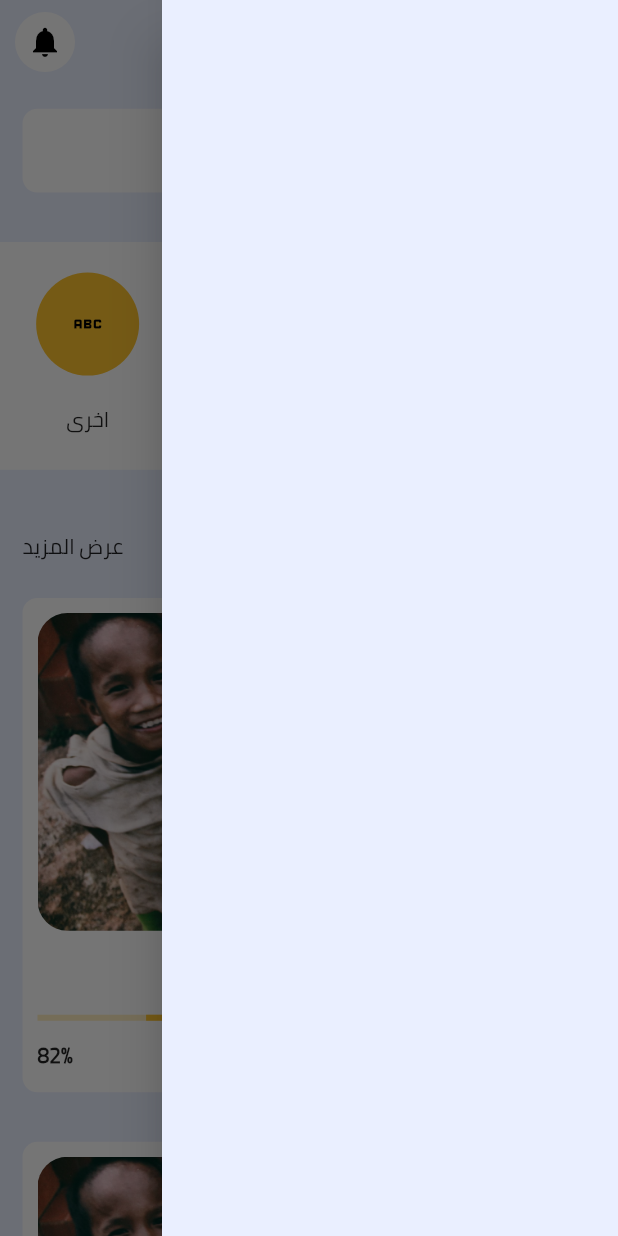
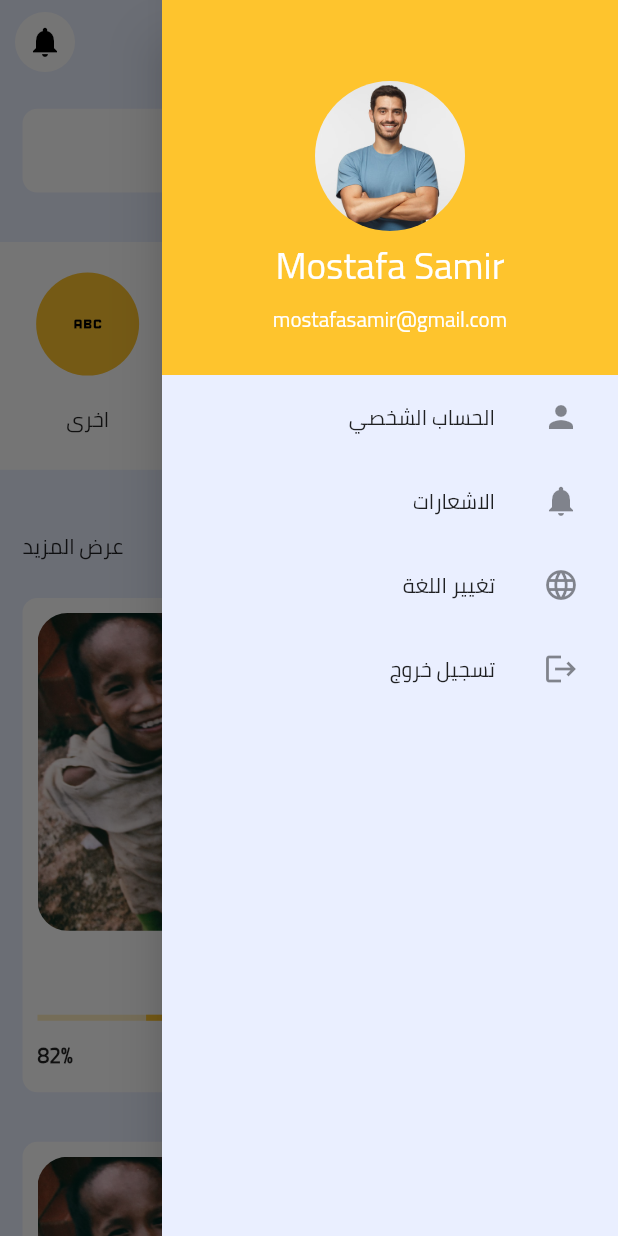
Before and after one commit to abdelrahmanyasser65/Mughith-, a Flutter app: the HomeScreen screen opened directly, with the side drawer open, on a phone screen of 412 x 824 dp. Run offline on Flutter 3.47's test engine with Material 2 defaults, Android fonts, the phone set to English and light mode, and no system bars; our stand-ins replace get, hexcolor, shared_preferences, sizer; accounts and stored records are empty.

Commit message:
add drawer

```diff
--- /dev/null
+++ b/lib/app/controllers/home_controller.dart
@@ -0,0 +1,25 @@
+import 'package:flutter/material.dart';
+import 'package:get/get.dart';
+
+class HomeController extends GetxController
+{
+
+
+  //drawer
+  List<String> drawerString = [
+    "Profile".tr ,
+    "notifications".tr,
+    "Language".tr ,
+    "Logout".tr ,
+  ];
+  List<IconData> drawerIcons = [
+    Icons.person,
+    Icons.notifications,
+    Icons.language,
+    Icons.logout,
+  ];
+
+  List<dynamic> goToScreen = [
+
+  ];
+}
--- a/lib/app/controllers/select_language.dart
+++ b/lib/app/controllers/select_language.dart
@@ -17,7 +17,7 @@ class SelectLanguageController extends GetxController {
         Get.updateLocale(const Locale('ar', 'EG'));
       }
 
-      Get.to(const HomeScreen());
+      Get.to( HomeScreen());
     } catch (e) {
       print(e.toString());
     }
--- a/lib/app/localization/ar.dart
+++ b/lib/app/localization/ar.dart
@@ -20,5 +20,11 @@ class Ar {
     "Human": "إنساني",
     "Other": "اخرى",
     "Help Them Smile Again": "ساعدهم على الابتسام مرة أخرى",
+
+    //drawer
+    "Profile":"الحساب الشخصي",
+    "notifications":"الاشعارات",
+    "Language":"تغيير اللغة",
+    "Logout":"تسجيل خروج" ,
   };
 }
--- a/lib/app/localization/en.dart
+++ b/lib/app/localization/en.dart
@@ -20,5 +20,12 @@ class En {
     "Human": "Human",
     "Other": "Other",
     "Help Them Smile Again": "Help Them Smile Again",
+
+
+    //drawer
+    "Profile":"Profile",
+    "notifications":"notifications",
+    "Language":"Language" ,
+    "Logout":"Logout",
   };
 }
--- a/lib/persentation/screens/home.dart
+++ b/lib/persentation/screens/home.dart
@@ -5,22 +5,70 @@ import 'package:mughith/persentation/resources/fonts.dart';
 import 'package:mughith/persentation/resources/values_manager.dart';
 import 'package:mughith/persentation/widget/home/home_card.dart';
 
+import '../../app/controllers/home_controller.dart';
 import '../widget/home/category_card.dart';
 import '../widget/home/search_bar.dart';
 
-class HomeScreen extends StatefulWidget {
-  const HomeScreen({super.key});
 
-  @override
-  State<HomeScreen> createState() => _HomeScreenState();
-}
-
-class _HomeScreenState extends State<HomeScreen> {
+class HomeScreen extends StatelessWidget {
+  HomeScreen({super.key});
+  final HomeController controller = Get.put(HomeController());
   @override
   Widget build(BuildContext context) {
     return Scaffold(
       drawer: Drawer(
-        backgroundColor: ColorManager.secondPrimary,
+          backgroundColor: ColorManager.secondPrimary,
+          child: SingleChildScrollView(
+            physics: const BouncingScrollPhysics(),
+            child: Column(
+              children: [
+                Container(
+                  padding: EdgeInsets.only(top: 30),
+                  height: 250,
+                  color: ColorManager.primary,
+                  child: Column(
+                    mainAxisAlignment: MainAxisAlignment.center,
+                    children: [
+                      Container(
+                        height: 100,
+                        decoration: BoxDecoration(
+                            shape: BoxShape.circle ,
+                            image:DecorationImage(
+                              image: AssetImage('assets/images/man.jpg'),
+                            )
+                        ),
+                      ) ,
+                      Text('Mostafa Samir',style: TextStyle(
+                        fontSize: FontSized.s18,
+                        color: ColorManager.white,
+                      ),),
+                      Text('mostafasamir@gmail.com',style: TextStyle(
+                        color: ColorManager.white,
+                      ),),
+                    ],
+                  ),
+                ) ,
+                Padding(
+                  padding: const EdgeInsets.symmetric(horizontal:10),
+                  child: ListView.builder(
+                    shrinkWrap: true,
+                    physics: const NeverScrollableScrollPhysics(),
+                    itemBuilder: (context, index) => GestureDetector(
+                      onTap: (){
+                        // Get.to(controller.goToScreen[index]);
+                      },
+                      child: ListTile(
+                        leading: Icon(controller.drawerIcons[index]),
+                        title: Text(controller.drawerString[index]),
+                      ),
+                    ),
+                    itemCount: controller.drawerString.length,
+                  ),
+                ),
+
+              ],
+            ),
+          )
       ),
       appBar: AppBar(
         iconTheme: IconThemeData(
@@ -139,7 +187,7 @@ class _HomeScreenState extends State<HomeScreen> {
               shrinkWrap: true,
               physics: const NeverScrollableScrollPhysics(),
               itemCount: 3,
-              itemBuilder: (contex, index) {
+              itemBuilder: (context, index) {
                 return Padding(
                   padding: const EdgeInsets.symmetric(horizontal: 15),
                   child: Column(
```
Also changed, not shown: pubspec.lock.
